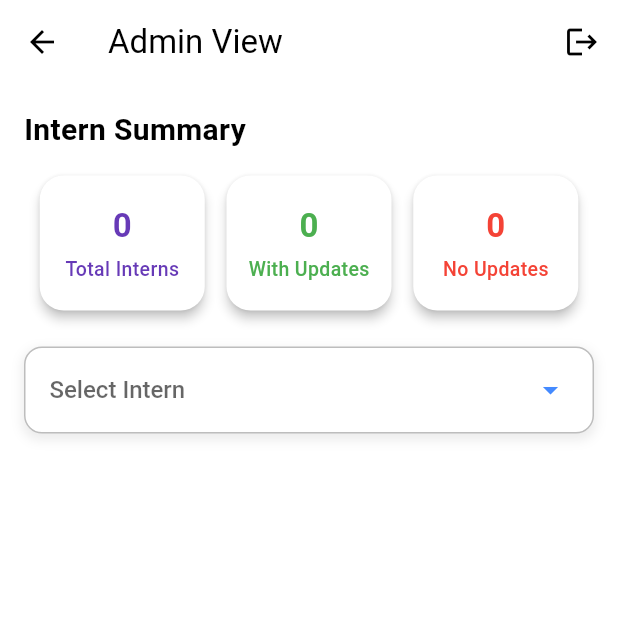
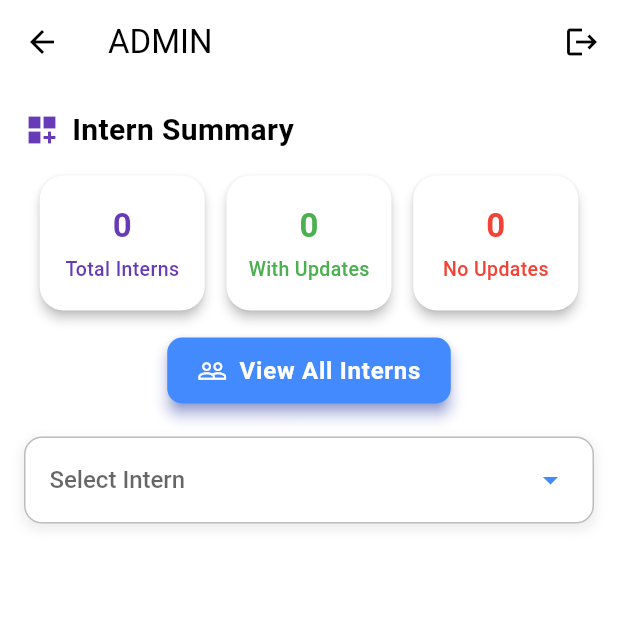
Before and after one commit to MaleeshaHe/internflow-app, a Flutter app: the AdminView screen opened directly, on a phone screen of 412 x 824 dp, the top half of it. Run offline on Flutter 3.47's test engine with Material 3 defaults, Android fonts, the phone set to English and light mode, and no system bars; our stand-ins replace cloud_firestore, firebase_auth, firebase_core, pie_chart, table_calendar; accounts and stored records are empty.

Commit message:
Enhance AdminView: update intern summary section with icon, add button to view all interns, and change app bar title for consistency

```diff
--- a/lib/screens/home/admin_view.dart
+++ b/lib/screens/home/admin_view.dart
@@ -1,6 +1,7 @@
 import 'package:cloud_firestore/cloud_firestore.dart';
 import 'package:firebase_auth/firebase_auth.dart';
 import 'package:flutter/material.dart';
+import 'package:internflow/screens/home/intern_list_page.dart';
 import 'package:pie_chart/pie_chart.dart';
 import 'package:table_calendar/table_calendar.dart';
 
@@ -110,9 +111,15 @@ class _AdminViewState extends State<AdminView> {
     return Column(
       crossAxisAlignment: CrossAxisAlignment.start,
       children: [
-        const Text(
-          "Intern Summary",
-          style: TextStyle(fontSize: 20, fontWeight: FontWeight.bold),
+        const Row(
+          children: [
+            Icon(Icons.dashboard_customize, color: Colors.deepPurple, size: 24),
+            SizedBox(width: 8),
+            Text(
+              "Intern Summary",
+              style: TextStyle(fontSize: 20, fontWeight: FontWeight.bold),
+            ),
+          ],
         ),
         const SizedBox(height: 12),
         Row(
@@ -122,6 +129,37 @@ class _AdminViewState extends State<AdminView> {
             _buildStatCard("With Updates", "$internsWithUpdates", Colors.green),
             _buildStatCard("No Updates", "$internsWithoutUpdates", Colors.red),
           ],
+        ),
+        const SizedBox(height: 12),
+        Align(
+          alignment: Alignment.center,
+          child: ElevatedButton.icon(
+            onPressed: () {
+              Navigator.push(
+                context,
+                MaterialPageRoute(builder: (_) => const InternListPage()),
+              );
+            },
+            icon:
+                const Icon(Icons.people_outline, size: 20, color: Colors.white),
+            label: const Text(
+              "View All Interns",
+              style: TextStyle(fontWeight: FontWeight.w600, fontSize: 16),
+            ),
+            style: ElevatedButton.styleFrom(
+              backgroundColor: Colors.blueAccent,
+              foregroundColor: Colors.white,
+              elevation: 4,
+              shadowColor: Colors.indigoAccent,
+              shape: RoundedRectangleBorder(
+                borderRadius: BorderRadius.circular(10),
+              ),
+              padding: const EdgeInsets.symmetric(horizontal: 20, vertical: 12),
+              textStyle: const TextStyle(
+                letterSpacing: 0.5,
+              ),
+            ),
+          ),
         ),
         const SizedBox(height: 20),
       ],
@@ -383,7 +421,7 @@ class _AdminViewState extends State<AdminView> {
   Widget build(BuildContext context) {
     return Scaffold(
       appBar: AppBar(
-        title: const Text('Admin View'),
+        title: const Text("ADMIN"),
         actions: [
           IconButton(
               icon: const Icon(Icons.logout),
```
